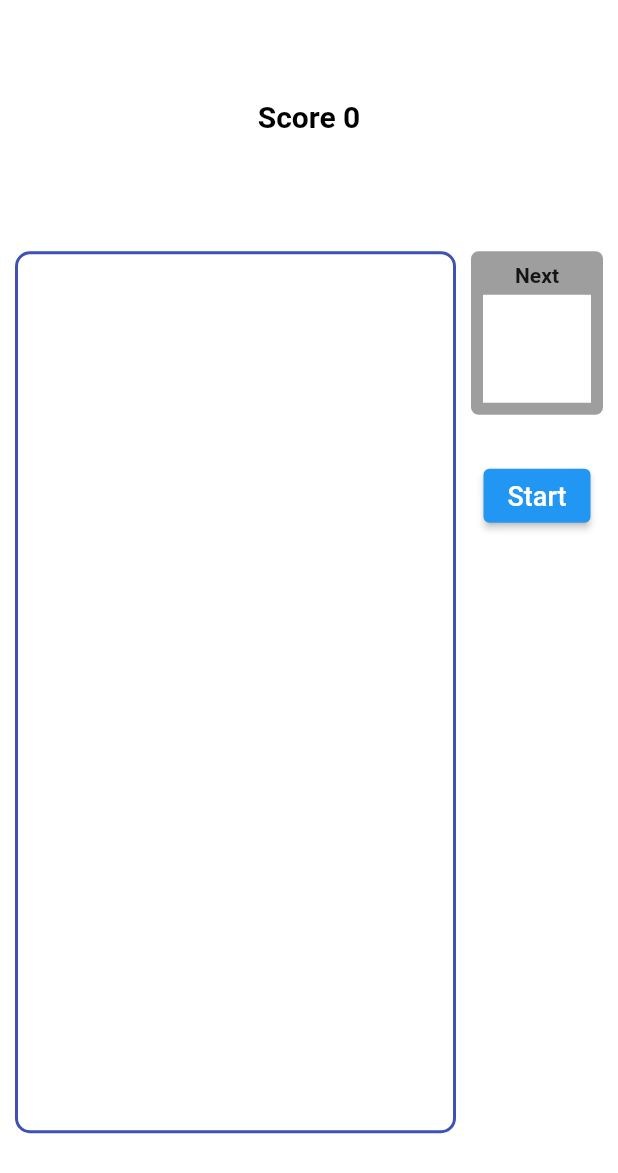
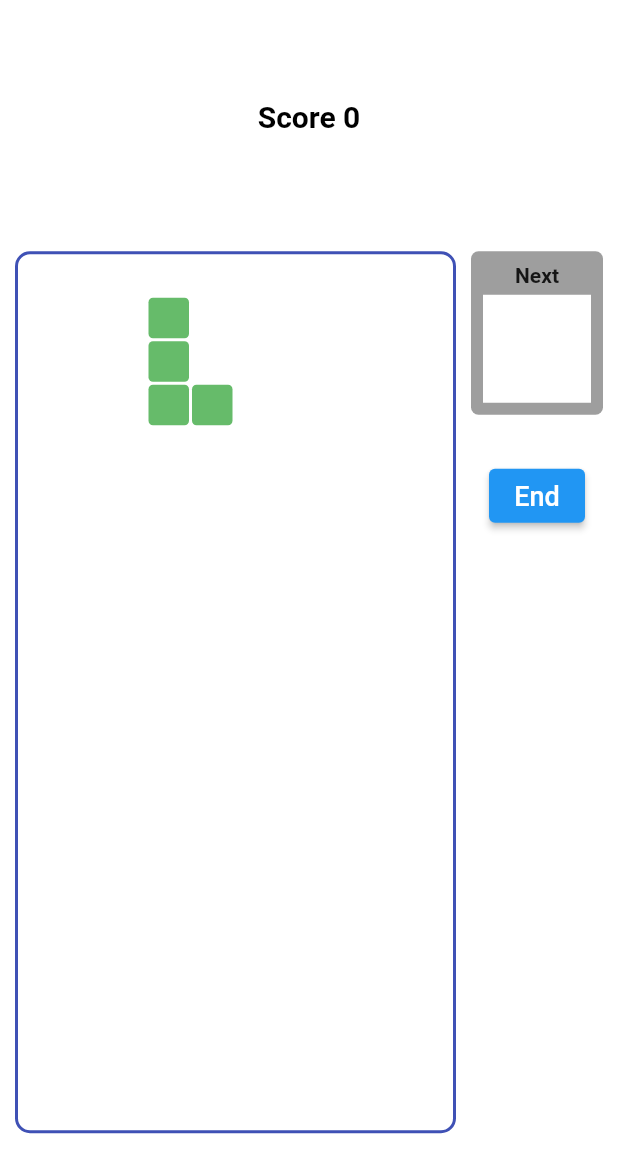
Before and after one commit to sajal48/flutris, a Flutter app: the screen it shows after launch, after a tap on "Start", on a phone screen of 412 x 824 dp. Shown: the top 1173 px of the screen. Run offline on Flutter 3.47's test engine with Material 2 defaults, Android fonts, the light colour scheme and no system bars.

Commit message:
game logic without physics

```diff
--- /dev/null
+++ b/lib/blocks.dart
@@ -0,0 +1,282 @@
+import 'package:flutter/material.dart';
+
+import 'sub_block.dart';
+
+enum BlockMovement { UP, DOWN, LEFT, RIGHT, ROTATECLK, ROTATECOUNTERCLK }
+
+class Blocks {
+  List<List<SubBlock>> oriantations = List<List<SubBlock>>();
+  int x;
+  int y;
+  int orientationindex;
+  Blocks(this.oriantations, Color color, this.orientationindex) {
+    x = 3;
+    y = -width - 1;
+    this.color = color;
+  }
+
+  set color(Color color) {
+    oriantations.forEach((orientation) {
+      orientation.forEach((subBlock) {
+        subBlock.color = color;
+      });
+    });
+  }
+
+  get color {
+    return oriantations[0][0];
+  }
+
+  get subBlocks {
+    return oriantations[orientationindex];
+  }
+
+  get width {
+    int maxX = 0;
+    subBlocks.forEach((subBlocks) {
+      if (subBlocks.x > maxX) maxX = subBlocks.x;
+    });
+    return maxX + 1;
+  }
+
+  get height {
+    int maxY = 0;
+    subBlocks.forEach((subBlocks) {
+      if (subBlocks.y > maxY) maxY = subBlocks.Y;
+    });
+    return maxY + 1;
+  }
+
+  void move(BlockMovement blockMovement) {
+    switch (blockMovement) {
+      case BlockMovement.UP:
+        y -= 1;
+        break;
+      case BlockMovement.DOWN:
+        y += 1;
+        break;
+      case BlockMovement.LEFT:
+        x -= 1;
+        break;
+      case BlockMovement.RIGHT:
+        x += 1;
+        break;
+      case BlockMovement.ROTATECLK:
+        orientationindex = ++orientationindex % 4;
+        break;
+      case BlockMovement.ROTATECOUNTERCLK:
+        orientationindex = (orientationindex + 3) % 4;
+        break;
+    }
+  }
+}
+
+class IBlock extends Blocks {
+  IBlock(int orientationindex)
+      : super([
+          [
+            SubBlock(x: 0, y: 0),
+            SubBlock(x: 0, y: 1),
+            SubBlock(x: 0, y: 2),
+            SubBlock(x: 0, y: 3),
+          ],
+          [
+            SubBlock(x: 0, y: 0),
+            SubBlock(x: 1, y: 0),
+            SubBlock(x: 2, y: 0),
+            SubBlock(x: 3, y: 0),
+          ],
+          [
+            SubBlock(x: 0, y: 0),
+            SubBlock(x: 0, y: 1),
+            SubBlock(x: 0, y: 2),
+            SubBlock(x: 0, y: 3),
+          ],
+          [
+            SubBlock(x: 0, y: 0),
+            SubBlock(x: 1, y: 0),
+            SubBlock(x: 2, y: 0),
+            SubBlock(x: 3, y: 0),
+          ],
+        ], Colors.red[400], orientationindex);
+}
+
+class JBlock extends Blocks {
+  JBlock(int orientationindex)
+      : super([
+          [
+            SubBlock(x: 1, y: 0),
+            SubBlock(x: 1, y: 1),
+            SubBlock(x: 1, y: 2),
+            SubBlock(x: 0, y: 2),
+          ],
+          [
+            SubBlock(x: 0, y: 0),
+            SubBlock(x: 0, y: 1),
+            SubBlock(x: 1, y: 1),
+            SubBlock(x: 2, y: 1),
+          ],
+          [
+            SubBlock(x: 0, y: 0),
+            SubBlock(x: 1, y: 0),
+            SubBlock(x: 0, y: 1),
+            SubBlock(x: 0, y: 2),
+          ],
+          [
+            SubBlock(x: 0, y: 0),
+            SubBlock(x: 1, y: 0),
+            SubBlock(x: 2, y: 0),
+            SubBlock(x: 2, y: 1),
+          ]
+        ], Colors.yellow[400], orientationindex);
+}
+
+class LBlock extends Blocks {
+  LBlock(int orientationindex)
+      : super([
+          [
+            SubBlock(x: 0, y: 0),
+            SubBlock(x: 0, y: 1),
+            SubBlock(x: 0, y: 2),
+            SubBlock(x: 1, y: 2),
+          ],
+          [
+            SubBlock(x: 0, y: 0),
+            SubBlock(x: 1, y: 0),
+            SubBlock(x: 2, y: 0),
+            SubBlock(x: 0, y: 1),
+          ],
+          [
+            SubBlock(x: 2, y: 0),
+            SubBlock(x: 0, y: 1),
+            SubBlock(x: 1, y: 1),
+            SubBlock(x: 2, y: 1),
+          ],
+          [
+            SubBlock(x: 0, y: 0),
+            SubBlock(x: 1, y: 0),
+            SubBlock(x: 2, y: 0),
+            SubBlock(x: 2, y: 1),
+          ]
+        ], Colors.green[400], orientationindex);
+}
+
+class OBlock extends Blocks {
+  OBlock(int orientationindex)
+      : super([
+          [
+            SubBlock(x: 0, y: 0),
+            SubBlock(x: 1, y: 0),
+            SubBlock(x: 0, y: 1),
+            SubBlock(x: 1, y: 1),
+          ],
+          [
+            SubBlock(x: 0, y: 0),
+            SubBlock(x: 1, y: 0),
+            SubBlock(x: 2, y: 0),
+            SubBlock(x: 0, y: 1),
+          ],
+          [
+            SubBlock(x: 0, y: 0),
+            SubBlock(x: 1, y: 0),
+            SubBlock(x: 1, y: 1),
+            SubBlock(x: 1, y: 2),
+          ],
+          [
+            SubBlock(x: 2, y: 0),
+            SubBlock(x: 0, y: 1),
+            SubBlock(x: 1, y: 1),
+            SubBlock(x: 2, y: 1),
+          ]
+        ], Colors.blue[400], orientationindex);
+}
+
+class TBlock extends Blocks {
+  TBlock(int orientationindex)
+      : super([
+          [
+            SubBlock(x: 0, y: 0),
+            SubBlock(x: 1, y: 0),
+            SubBlock(x: 2, y: 0),
+            SubBlock(x: 1, y: 1),
+          ],
+          [
+            SubBlock(x: 1, y: 0),
+            SubBlock(x: 0, y: 1),
+            SubBlock(x: 1, y: 1),
+            SubBlock(x: 1, y: 2),
+          ],
+          [
+            SubBlock(x: 1, y: 0),
+            SubBlock(x: 0, y: 1),
+            SubBlock(x: 1, y: 1),
+            SubBlock(x: 2, y: 1),
+          ],
+          [
+            SubBlock(x: 0, y: 0),
+            SubBlock(x: 0, y: 1),
+            SubBlock(x: 1, y: 1),
+            SubBlock(x: 0, y: 2),
+          ]
+        ], Colors.pink[400], orientationindex);
+}
+
+class SBlock extends Blocks {
+  SBlock(int orientationindex)
+      : super([
+          [
+            SubBlock(x: 1, y: 0),
+            SubBlock(x: 2, y: 0),
+            SubBlock(x: 0, y: 1),
+            SubBlock(x: 1, y: 1),
+          ],
+          [
+            SubBlock(x: 0, y: 0),
+            SubBlock(x: 0, y: 1),
+            SubBlock(x: 1, y: 1),
+            SubBlock(x: 1, y: 2),
+          ],
+          [
+            SubBlock(x: 1, y: 0),
+            SubBlock(x: 2, y: 0),
+            SubBlock(x: 0, y: 1),
+            SubBlock(x: 1, y: 1),
+          ],
+          [
+            SubBlock(x: 0, y: 0),
+            SubBlock(x: 0, y: 1),
+            SubBlock(x: 1, y: 1),
+            SubBlock(x: 1, y: 2),
+          ]
+        ], Colors.orange[400], orientationindex);
+}
+
+class ZBlock extends Blocks {
+  ZBlock(int orientationindex)
+      : super([
+          [
+            SubBlock(x: 0, y: 0),
+            SubBlock(x: 1, y: 0),
+            SubBlock(x: 1, y: 1),
+            SubBlock(x: 2, y: 1),
+          ],
+          [
+            SubBlock(x: 1, y: 0),
+            SubBlock(x: 0, y: 1),
+            SubBlock(x: 1, y: 1),
+            SubBlock(x: 0, y: 2),
+          ],
+          [
+            SubBlock(x: 0, y: 0),
+            SubBlock(x: 1, y: 0),
+            SubBlock(x: 1, y: 1),
+            SubBlock(x: 2, y: 1),
+          ],
+          [
+            SubBlock(x: 1, y: 0),
+            SubBlock(x: 0, y: 1),
+            SubBlock(x: 1, y: 1),
+            SubBlock(x: 0, y: 2),
+          ]
+        ], Colors.cyan[400], orientationindex);
+}
--- a/lib/gameblocks.dart
+++ b/lib/gameblocks.dart
@@ -1,22 +1,108 @@
+import 'dart:async';
+import 'dart:math';
+
+import 'package:flutris/blocks.dart';
 import 'package:flutter/material.dart';
 
 const Blocks_X = 10;
 const Blocks_Y = 20;
+const RefreshRate = 300;
+const GAME_AREA_BORDER_WIDTH = 2.0;
+const SUB_BLOCK_E_WIDTH = 2.0;
 
 class GameBlocks extends StatefulWidget {
+  GameBlocks({Key key}) : super(key: key);
   @override
-  _GameBlocksState createState() => _GameBlocksState();
+  GameBlocksState createState() => GameBlocksState();
 }
 
-class _GameBlocksState extends State<GameBlocks> {
+class GameBlocksState extends State<GameBlocks> {
+  double subBlockWidth;
+  Duration duration = Duration(milliseconds: RefreshRate);
+  GlobalKey _keyGamearea = GlobalKey();
+  Timer timer;
+  Blocks blocks;
+  bool isPLaying = false;
+
+  Blocks getNewBlock() {
+    int blockType = Random().nextInt(7);
+    int orientationindex = Random().nextInt(4);
+    switch (blockType) {
+      case 0:
+        return IBlock(orientationindex);
+      case 1:
+        return JBlock(orientationindex);
+      case 2:
+        return LBlock(orientationindex);
+      case 3:
+        return OBlock(orientationindex);
+      case 4:
+        return TBlock(orientationindex);
+      case 5:
+        return SBlock(orientationindex);
+      case 6:
+        return TBlock(orientationindex);
+      default:
+        return null;
+    }
+  }
+
+  void startGame() {
+    isPLaying = true;
+    RenderBox renderBoxGame = _keyGamearea.currentContext.findRenderObject();
+    subBlockWidth =
+        (renderBoxGame.size.width - GAME_AREA_BORDER_WIDTH * 2) / Blocks_X;
+    blocks = getNewBlock();
+
+    timer = Timer.periodic(duration, onPlay);
+  }
+
+  void endGame() {
+    isPLaying = false;
+    timer.cancel();
+  }
+
+  void onPlay(Timer timer) {
+    setState(() {
+      blocks.move(BlockMovement.DOWN);
+    });
+  }
+
+  Widget getPosContainer(Color color, int x, int y) {
+    return Positioned(
+      left: x * subBlockWidth,
+      top: y * subBlockWidth,
+      child: Container(
+        width: subBlockWidth - SUB_BLOCK_E_WIDTH,
+        height: subBlockWidth - SUB_BLOCK_E_WIDTH,
+        decoration: BoxDecoration(
+            color: color,
+            shape: BoxShape.rectangle,
+            borderRadius: BorderRadius.all(const Radius.circular(3.0))),
+      ),
+    );
+  }
+
+  Widget drawBlock() {
+    if (blocks == null) return null;
+    List<Positioned> subblocks = List();
+    blocks.subBlocks.forEach((sb) {
+      subblocks
+          .add(getPosContainer(sb.color, sb.x + blocks.x, sb.y + blocks.y));
+    });
+    return Stack(children: subblocks);
+  }
+
   @override
   Widget build(BuildContext context) {
     return AspectRatio(
+      key: _keyGamearea,
       aspectRatio: Blocks_X / Blocks_Y,
       child: Container(
         decoration: BoxDecoration(
             border: Border.all(width: 2.0, color: Colors.indigo),
             borderRadius: BorderRadius.all(Radius.circular(10.0))),
+        child: drawBlock(),
       ),
     );
   }
--- a/lib/home.dart
+++ b/lib/home.dart
@@ -9,6 +9,7 @@ class Home extends StatefulWidget {
 }
 
 class _HomeState extends State<Home> {
+  GlobalKey<GameBlocksState> _keyGame = GlobalKey();
   @override
   Widget build(BuildContext context) {
     return Scaffold(
@@ -32,7 +33,7 @@ class _HomeState extends State<Home> {
                   flex: 3,
                   child: Padding(
                       padding: const EdgeInsets.fromLTRB(10, 10, 5, 10),
-                      child: GameBlocks()),
+                      child: GameBlocks(key: _keyGame)),
                 ),
                 Flexible(
                   flex: 1,
@@ -46,9 +47,20 @@ class _HomeState extends State<Home> {
                             height: 30,
                           ),
                           ElevatedButton(
-                            onPressed: () {},
-                            child:
-                                Text("Start", style: TextStyle(fontSize: 18)),
+                            onPressed: () {
+                              setState(() {
+                                _keyGame.currentState != null &&
+                                        _keyGame.currentState.isPLaying
+                                    ? _keyGame.currentState.endGame()
+                                    : _keyGame.currentState.startGame();
+                              });
+                            },
+                            child: Text(
+                                _keyGame.currentState != null &&
+                                        _keyGame.currentState.isPLaying
+                                    ? 'End'
+                                    : 'Start',
+                                style: TextStyle(fontSize: 18)),
                           ),
                         ],
                       )),
--- /dev/null
+++ b/lib/sub_block.dart
@@ -0,0 +1,12 @@
+import 'package:flutter/material.dart';
+
+class SubBlock {
+  int x;
+  int y;
+  Color color;
+  SubBlock({
+    @required this.x,
+    @required this.y,
+    this.color,
+  });
+}
```
